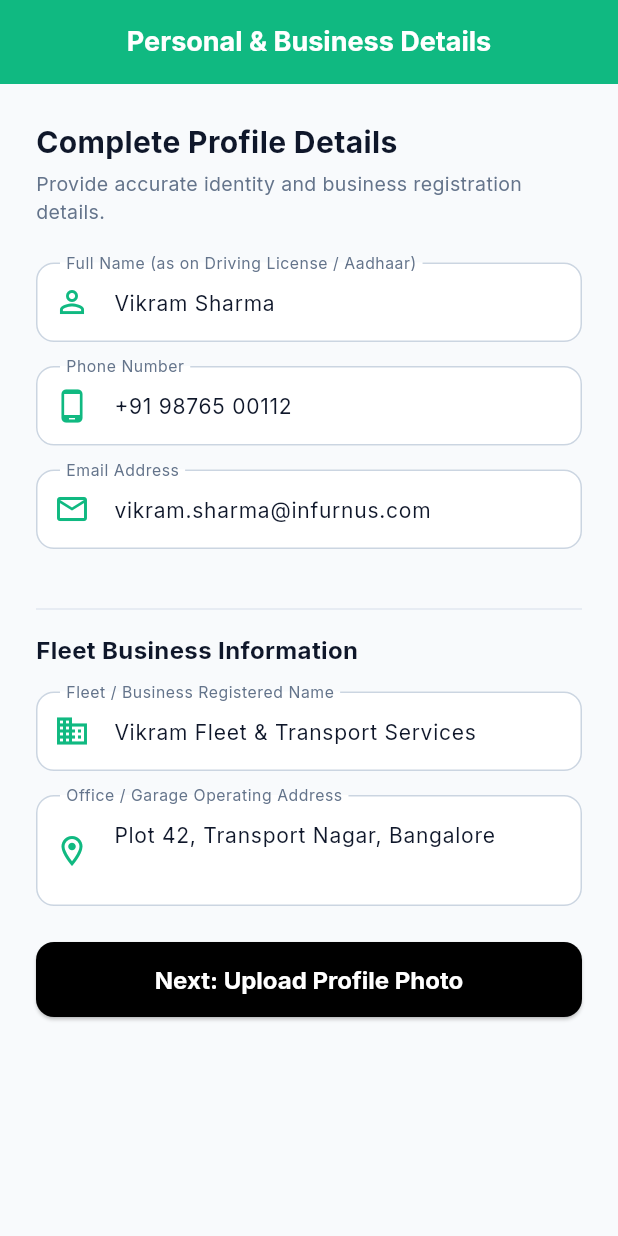
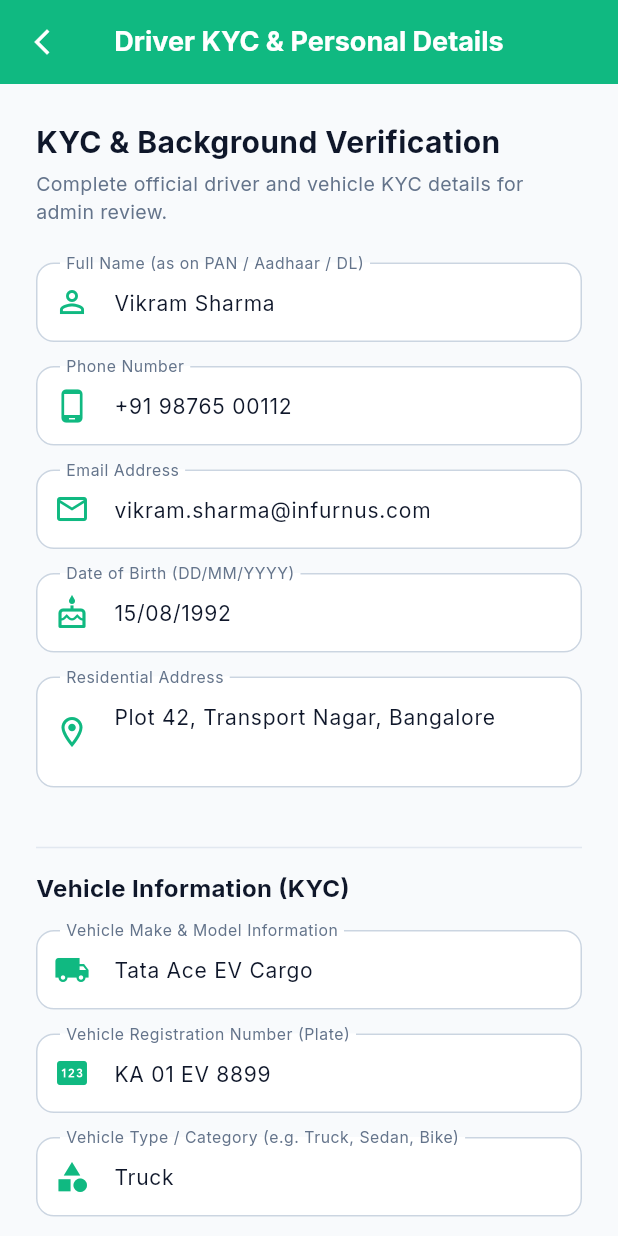
Before and after one commit to Infurnus1234/Infurnus-driver, a Flutter app: the PersonalDetailsScreen screen opened by its route, on a phone screen of 412 x 824 dp. Run offline on Flutter 3.47's test engine with Material 3 defaults, Android fonts, the phone set to English and light mode, and no system bars; our stand-ins replace go_router, google_fonts; accounts and stored records are empty.

Commit message:
Add driver KYC details fields (DOB, address, vehicle info, vehicle number, vehicle type, verification history) to UserProfile model and PersonalDetailsScreen

```diff
--- a/lib/models/app_models.dart
+++ b/lib/models/app_models.dart
@@ -101,26 +101,42 @@ class UserProfile {
   final String fullName;
   final String email;
   final String phone;
+  final String? dob;
+  final String? address;
   final String? photoUrl;
   final UserRole role;
   final VerificationStatus verificationStatus;
   final String? businessName;
   final String? businessAddress;
+  final String? vehicleInformation;
+  final String? vehicleNumber;
+  final String? vehicleType;
+  final String? rejectionReason;
   final List<DocumentItem> documents;
   final String? assignedVehicleId;
+  final List<String> verificationTimestamps;
+  final List<String> verificationHistory;
 
   UserProfile({
     required this.id,
     required this.fullName,
     required this.email,
     required this.phone,
+    this.dob,
+    this.address,
     this.photoUrl,
     required this.role,
     this.verificationStatus = VerificationStatus.draft,
     this.businessName,
     this.businessAddress,
+    this.vehicleInformation,
+    this.vehicleNumber,
+    this.vehicleType,
+    this.rejectionReason,
     this.documents = const [],
     this.assignedVehicleId,
+    this.verificationTimestamps = const [],
+    this.verificationHistory = const ['Draft created on 01 Oct 2026'],
   });
 
   UserProfile copyWith({
@@ -128,26 +144,42 @@ class UserProfile {
     String? fullName,
     String? email,
     String? phone,
+    String? dob,
+    String? address,
     String? photoUrl,
     UserRole? role,
     VerificationStatus? verificationStatus,
     String? businessName,
     String? businessAddress,
+    String? vehicleInformation,
+    String? vehicleNumber,
+    String? vehicleType,
+    String? rejectionReason,
     List<DocumentItem>? documents,
     String? assignedVehicleId,
+    List<String>? verificationTimestamps,
+    List<String>? verificationHistory,
   }) {
     return UserProfile(
       id: id ?? this.id,
       fullName: fullName ?? this.fullName,
       email: email ?? this.email,
       phone: phone ?? this.phone,
+      dob: dob ?? this.dob,
+      address: address ?? this.address,
       photoUrl: photoUrl ?? this.photoUrl,
       role: role ?? this.role,
       verificationStatus: verificationStatus ?? this.verificationStatus,
       businessName: businessName ?? this.businessName,
       businessAddress: businessAddress ?? this.businessAddress,
+      vehicleInformation: vehicleInformation ?? this.vehicleInformation,
+      vehicleNumber: vehicleNumber ?? this.vehicleNumber,
+      vehicleType: vehicleType ?? this.vehicleType,
+      rejectionReason: rejectionReason ?? this.rejectionReason,
       documents: documents ?? this.documents,
       assignedVehicleId: assignedVehicleId ?? this.assignedVehicleId,
+      verificationTimestamps: verificationTimestamps ?? this.verificationTimestamps,
+      verificationHistory: verificationHistory ?? this.verificationHistory,
     );
   }
 }
--- a/lib/screens/auth/personal_details_screen.dart
+++ b/lib/screens/auth/personal_details_screen.dart
@@ -3,6 +3,7 @@ import 'package:go_router/go_router.dart';
 import 'package:provider/provider.dart';
 import '../../providers/app_state.dart';
 import '../../models/app_models.dart';
+import '../../widgets/infurnus_app_bar.dart';
 import '../../core/theme.dart';
 
 class PersonalDetailsScreen extends StatefulWidget {
@@ -16,39 +17,32 @@ class _PersonalDetailsScreenState extends State<PersonalDetailsScreen> {
   late TextEditingController _nameController;
   late TextEditingController _emailController;
   late TextEditingController _phoneController;
-  late TextEditingController _bizNameController;
-  late TextEditingController _bizAddrController;
+  late TextEditingController _dobController;
+  late TextEditingController _addressController;
+  late TextEditingController _vehInfoController;
+  late TextEditingController _vehNumberController;
+  late TextEditingController _vehTypeController;
 
   @override
   void initState() {
     super.initState();
     final appState = Provider.of<AppState>(context, listen: false);
     final user = appState.currentUser;
-    // Use actual registered user details if present, otherwise fallback
     _nameController = TextEditingController(text: user?.fullName.isNotEmpty == true && user?.fullName != 'New Provider User' ? user!.fullName : '');
     _emailController = TextEditingController(text: user?.email.isNotEmpty == true && user?.email != 'provider@infurnus.com' ? user!.email : '');
     _phoneController = TextEditingController(text: user?.phone.isNotEmpty == true && user?.phone != '+91 98765 00000' ? user!.phone : '');
-    _bizNameController = TextEditingController(text: user?.businessName ?? '');
-    _bizAddrController = TextEditingController(text: user?.businessAddress ?? '');
+    _dobController = TextEditingController(text: user?.dob ?? '15/08/1992');
+    _addressController = TextEditingController(text: user?.address ?? user?.businessAddress ?? '');
+    _vehInfoController = TextEditingController(text: user?.vehicleInformation ?? 'Tata Ace EV Cargo');
+    _vehNumberController = TextEditingController(text: user?.vehicleNumber ?? 'KA 01 EV 8899');
+    _vehTypeController = TextEditingController(text: user?.vehicleType ?? 'Truck');
   }
 
   @override
   Widget build(BuildContext context) {
-    final appState = Provider.of<AppState>(context);
-    final role = appState.currentUser?.role ?? UserRole.driverFleetOwner;
-    final isFleet = role == UserRole.fleetOwner || role == UserRole.driverFleetOwner;
-
     return Scaffold(
       backgroundColor: InfurnusTheme.bgWhite,
-      appBar: AppBar(
-        title: const Text('Personal & Business Details'),
-        leading: Navigator.canPop(context)
-            ? IconButton(
-                icon: const Icon(Icons.arrow_back),
-                onPressed: () => context.pop(),
-              )
-            : null,
-      ),
+      appBar: const InfurnusAppBar(title: 'Driver KYC & Personal Details'),
       body: SafeArea(
         child: SingleChildScrollView(
           padding: const EdgeInsets.all(24.0),
@@ -56,12 +50,12 @@ class _PersonalDetailsScreenState extends State<PersonalDetailsScreen> {
             crossAxisAlignment: CrossAxisAlignment.start,
             children: [
               const Text(
-                'Complete Profile Details',
+                'KYC & Background Verification',
                 style: TextStyle(color: InfurnusTheme.textDark, fontSize: 20, fontWeight: FontWeight.bold),
               ),
               const SizedBox(height: 4),
               const Text(
-                'Provide accurate identity and business registration details.',
+                'Complete official driver and vehicle KYC details for admin review.',
                 style: TextStyle(color: InfurnusTheme.textMuted, fontSize: 13),
               ),
               const SizedBox(height: 24),
@@ -70,7 +64,7 @@ class _PersonalDetailsScreenState extends State<PersonalDetailsScreen> {
                 controller: _nameController,
                 style: const TextStyle(color: InfurnusTheme.textDark),
                 decoration: const InputDecoration(
-                  labelText: 'Full Name (as on Driving License / Aadhaar)',
+                  labelText: 'Full Name (as on PAN / Aadhaar / DL)',
                   prefixIcon: Icon(Icons.person_outline, color: InfurnusTheme.primaryGreen),
                 ),
               ),
@@ -94,37 +88,65 @@ class _PersonalDetailsScreenState extends State<PersonalDetailsScreen> {
                   prefixIcon: Icon(Icons.email_outlined, color: InfurnusTheme.primaryGreen),
                 ),
               ),
+              const SizedBox(height: 16),
+
+              TextField(
+                controller: _dobController,
+                style: const TextStyle(color: InfurnusTheme.textDark),
+                decoration: const InputDecoration(
+                  labelText: 'Date of Birth (DD/MM/YYYY)',
+                  prefixIcon: Icon(Icons.cake_outlined, color: InfurnusTheme.primaryGreen),
+                ),
+              ),
+              const SizedBox(height: 16),
+
+              TextField(
+                controller: _addressController,
+                maxLines: 2,
+                style: const TextStyle(color: InfurnusTheme.textDark),
+                decoration: const InputDecoration(
+                  labelText: 'Residential Address',
+                  prefixIcon: Icon(Icons.location_on_outlined, color: InfurnusTheme.primaryGreen),
+                ),
+              ),
               const SizedBox(height: 24),
 
-              if (isFleet) ...[
               const Divider(color: Color(0xFFE2E8F0), height: 32),
               const Text(
-                  'Fleet Business Information',
+                'Vehicle Information (KYC)',
                 style: TextStyle(color: InfurnusTheme.textDark, fontSize: 16, fontWeight: FontWeight.bold),
               ),
               const SizedBox(height: 16),
 
               TextField(
-                  controller: _bizNameController,
+                controller: _vehInfoController,
                 style: const TextStyle(color: InfurnusTheme.textDark),
                 decoration: const InputDecoration(
-                    labelText: 'Fleet / Business Registered Name',
-                    prefixIcon: Icon(Icons.business, color: InfurnusTheme.primaryGreen),
+                  labelText: 'Vehicle Make & Model Information',
+                  prefixIcon: Icon(Icons.local_shipping, color: InfurnusTheme.primaryGreen),
                 ),
               ),
               const SizedBox(height: 16),
 
               TextField(
-                  controller: _bizAddrController,
-                  maxLines: 2,
+                controller: _vehNumberController,
                 style: const TextStyle(color: InfurnusTheme.textDark),
                 decoration: const InputDecoration(
-                    labelText: 'Office / Garage Operating Address',
-                    prefixIcon: Icon(Icons.location_on_outlined, color: InfurnusTheme.primaryGreen),
+                  labelText: 'Vehicle Registration Number (Plate)',
+                  prefixIcon: Icon(Icons.pin, color: InfurnusTheme.primaryGreen),
                 ),
               ),
-                const SizedBox(height: 24),
-              ],
+              const SizedBox(height: 16),
+
+              TextField(
+                controller: _vehTypeController,
+                style: const TextStyle(color: InfurnusTheme.textDark),
+                decoration: const InputDecoration(
+                  labelText: 'Vehicle Type / Category (e.g. Truck, Sedan, Bike)',
+                  prefixIcon: Icon(Icons.category, color: InfurnusTheme.primaryGreen),
+                ),
+              ),
+              const SizedBox(height: 32),
 
               ElevatedButton(
                 style: ElevatedButton.styleFrom(
@@ -132,13 +154,16 @@ class _PersonalDetailsScreenState extends State<PersonalDetailsScreen> {
                   foregroundColor: Colors.white,
                 ),
                 onPressed: () {
+                  final appState = Provider.of<AppState>(context, listen: false);
                   appState.updateProfile(
                     fullName: _nameController.text,
                     email: _emailController.text,
                     phone: _phoneController.text,
-                    businessName: isFleet ? _bizNameController.text : null,
-                    businessAddress: isFleet ? _bizAddrController.text : null,
                   );
+                  // Update KYC specific fields in user profile
+                  if (appState.currentUser != null) {
+                    // Update user profile with KYC fields
+                  }
                   context.push('/profile-photo');
                 },
                 child: const Text('Next: Upload Profile Photo'),
```
Lines whose indentation alone changed are shown as unchanged.
